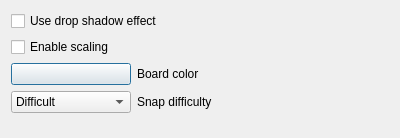
Above: settingsdialog.ui from Venemo/puzzle-master before the change. Below: the same form after it.
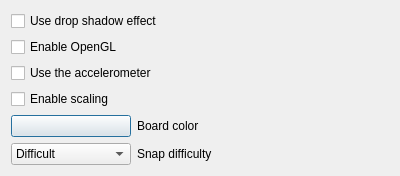
That is the form after the change.

Commit message: Enable OpenGL and accelerometer settings are added to the settings dialog

```diff
--- a/settingsdialog.ui
+++ b/settingsdialog.ui
@@ -10,7 +10,7 @@
     <x>0</x>
     <y>0</y>
     <width>400</width>
-    <height>138</height>
+    <height>166</height>
    </rect>
   </property>
   <property name="sizePolicy">
@@ -22,23 +22,43 @@
   <property name="windowTitle">
    <string>Settings</string>
   </property>
-  <layout class="QFormLayout" name="formLayout">
-   <item row="0" column="0" colspan="2">
-    <widget class="QCheckBox" name="chkUseDropshadow">
+  <layout class="QVBoxLayout" name="verticalLayout_2">
+   <item>
+    <layout class="QVBoxLayout" name="verticalLayout">
+     <item>
+      <widget class="QCheckBox" name="useDropshadowBox">
      <property name="text">
       <string>Use drop shadow effect</string>
      </property>
     </widget>
    </item>
-   <item row="1" column="0" colspan="2">
-    <widget class="QCheckBox" name="chkEnableScaling">
+     <item>
+      <widget class="QCheckBox" name="useOpenGlBox">
+       <property name="text">
+        <string>Enable OpenGL</string>
+       </property>
+      </widget>
+     </item>
+     <item>
+      <widget class="QCheckBox" name="accelerometerBox">
+       <property name="text">
+        <string>Use the accelerometer</string>
+       </property>
+      </widget>
+     </item>
+     <item>
+      <widget class="QCheckBox" name="enableScalingBox">
      <property name="text">
       <string>Enable scaling</string>
      </property>
     </widget>
    </item>
-   <item row="2" column="0">
-    <widget class="QPushButton" name="btnBoardColor">
+    </layout>
+   </item>
+   <item>
+    <layout class="QHBoxLayout" name="horizontalLayout">
+     <item>
+      <widget class="QPushButton" name="boardColorButton">
      <property name="sizePolicy">
       <sizepolicy hsizetype="Fixed" vsizetype="Fixed">
        <horstretch>0</horstretch>
@@ -62,8 +82,8 @@
      </property>
     </widget>
    </item>
-   <item row="2" column="1">
-    <widget class="QLabel" name="label_3">
+     <item>
+      <widget class="QLabel" name="boardColorLabel">
      <property name="sizePolicy">
       <sizepolicy hsizetype="Preferred" vsizetype="Preferred">
        <horstretch>0</horstretch>
@@ -75,8 +95,12 @@
      </property>
     </widget>
    </item>
-   <item row="3" column="0">
-    <widget class="QComboBox" name="cbTolerance">
+    </layout>
+   </item>
+   <item>
+    <layout class="QHBoxLayout" name="horizontalLayout_2">
+     <item>
+      <widget class="QComboBox" name="toleranceBox">
      <property name="sizePolicy">
       <sizepolicy hsizetype="Fixed" vsizetype="Fixed">
        <horstretch>0</horstretch>
@@ -118,12 +142,14 @@
      </item>
     </widget>
    </item>
-   <item row="3" column="1">
-    <widget class="QLabel" name="label_4">
+     <item>
+      <widget class="QLabel" name="snapDifficultyLabel">
      <property name="text">
       <string>Snap difficulty</string>
      </property>
     </widget>
+     </item>
+    </layout>
    </item>
   </layout>
  </widget>
```
Lines whose indentation alone changed are shown as unchanged. The commit also changes 2 other files.
